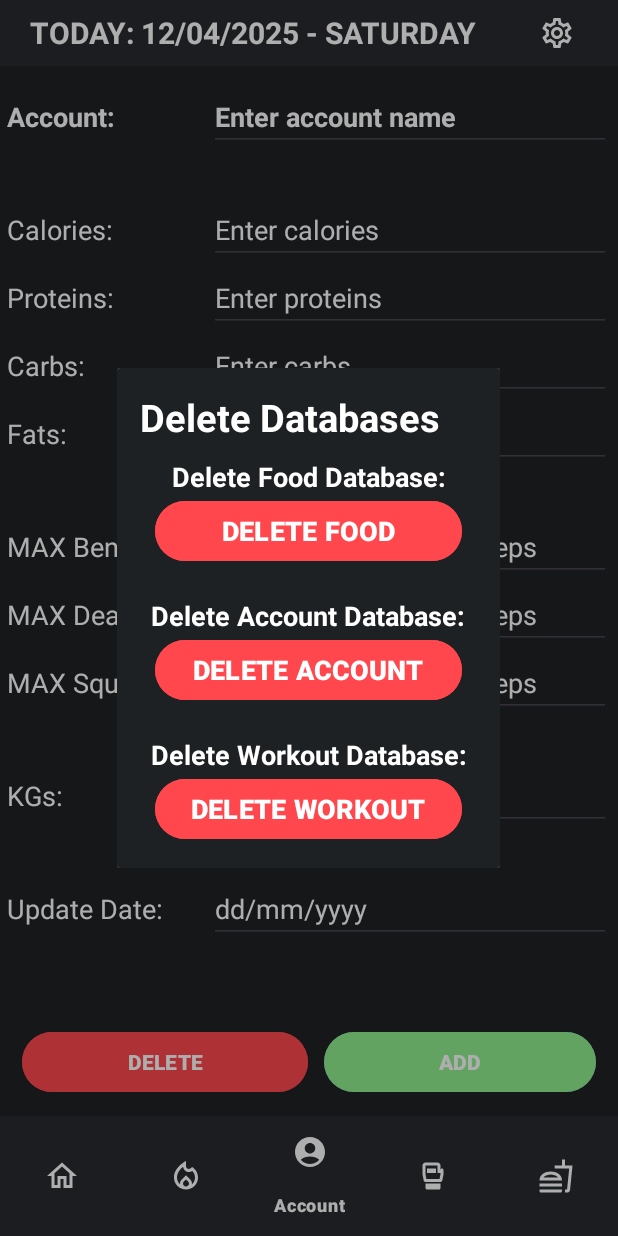
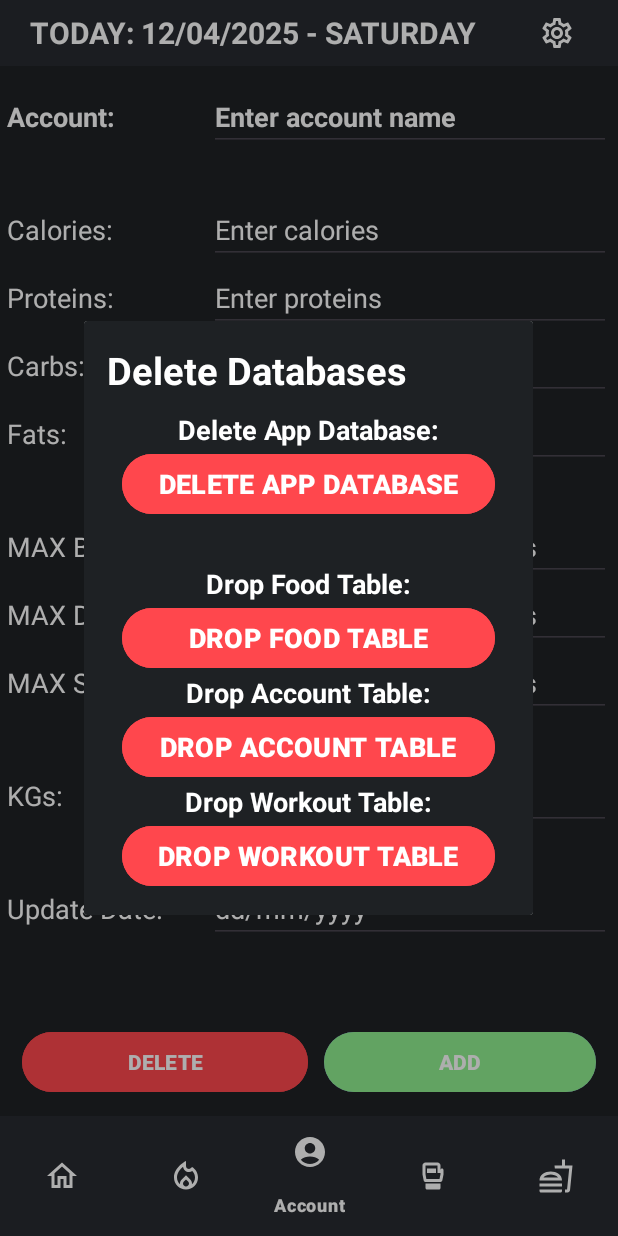
Before and after one commit to fajni/Personal-Workout-App, an Android app: the fragment SettingsPopUpFragment placed in its activity, item 3 of the bottom bar chosen, on a phone screen of 412 x 824 dp. Run offline under Robolectric (Android 15) with nearby library versions, the phone set to English and light mode, and no system bars; our stand-ins replace Room's generated code.

Commit message:
Only 1 Database FoodDatabase, AccountDatabase, WorkoutDatabase implemented in AppDatabase

```diff
--- a/app/src/main/java/com/example/myapplication/data/database/AccountDatabase.kt
+++ /dev/null
@@ -1,59 +0,0 @@
-package com.example.myapplication.data.database
-
-import android.content.Context
-import androidx.room.Database
-import androidx.room.Room
-import androidx.room.RoomDatabase
-import com.example.myapplication.data.dao.AccountDAO
-import com.example.myapplication.data.models.AccountData
-
-/*
-
-    DATABASE CONNECTION
-
-    Contains the database holder and serves as the main
-    access point for the underlying connection to your
-    app's persisted, relational data.
-
-*/
-
-@Database(entities = [AccountData::class], version = 1, exportSchema = false)
-abstract class AccountDatabase : RoomDatabase(){
-
-    abstract fun accountDAO(): AccountDAO
-
-    // companion object is visible to other objects
-    /*
-        AccountDatabase will be Singleton class,
-        Only 1 instance will be created
-    */
-    companion object {
-
-        @Volatile // other threads can see the instance
-        private var INSTANCE: AccountDatabase? = null
-
-        fun getDatabase(context: Context): AccountDatabase {
-
-            val tempInstance = INSTANCE
-
-            if(tempInstance != null)
-                return tempInstance
-
-            synchronized(this) {
-                val dbInstance = Room.databaseBuilder(
-                    context.applicationContext,
-                    AccountDatabase::class.java,
-                    "AccountDatabase"
-                )
-                    .fallbackToDestructiveMigration()
-                    .build()
-
-                INSTANCE = dbInstance
-                return dbInstance
-            }
-
-        }
-
-    }
-
-}
--- a/app/src/main/java/com/example/myapplication/data/database/WorkoutDatabase.kt
+++ b/app/src/main/java/com/example/myapplication/data/database/AppDatabase.kt
@@ -4,8 +4,10 @@ import android.content.Context
 import androidx.room.Database
 import androidx.room.Room
 import androidx.room.RoomDatabase
+import com.example.myapplication.data.dao.AccountDAO
+import com.example.myapplication.data.dao.FoodDAO
 import com.example.myapplication.data.dao.WorkoutDAO
-import com.example.myapplication.data.models.WorkoutData
+import com.example.myapplication.data.models.*
 
 /*
 
@@ -17,22 +19,24 @@ import com.example.myapplication.data.models.WorkoutData
 
 */
 
-@Database(entities = [WorkoutData::class], version = 1, exportSchema = false)
-abstract class WorkoutDatabase : RoomDatabase() {
+@Database(entities = [FoodData::class, AccountData::class, WorkoutData::class], version = 1, exportSchema = false)
+abstract class AppDatabase : RoomDatabase() {
 
-    abstract fun workoutDao(): WorkoutDAO
+    abstract fun foodDAO(): FoodDAO
+    abstract fun accountDAO(): AccountDAO
+    abstract fun workoutDAO(): WorkoutDAO
 
     // companion object is visible to other objects
     /*
-        FoodDatabase will be Singleton class,
+        AppDatabase will be Singleton class,
         Only 1 instance will be created
     */
     companion object {
 
         @Volatile // other threads can see the instance
-        private var INSTANCE: WorkoutDatabase? = null
+        private var INSTANCE: AppDatabase? = null
 
-        fun getDatabase(context: Context): WorkoutDatabase {
+        fun getDatabase(context: Context): AppDatabase {
 
             val tempInstance = INSTANCE
 
@@ -42,8 +46,8 @@ abstract class WorkoutDatabase : RoomDatabase() {
             synchronized(this) {
                 val dbInstance = Room.databaseBuilder(
                     context.applicationContext,
-                    WorkoutDatabase::class.java,
-                    "WorkoutDatabase"
+                    AppDatabase::class.java,
+                    "AppDatabase"
                 )
                     .fallbackToDestructiveMigration()
                     .build()
@@ -53,5 +57,4 @@ abstract class WorkoutDatabase : RoomDatabase() {
             }
         }
     }
-
 }
--- a/app/src/main/java/com/example/myapplication/data/database/FoodDatabase.kt
+++ /dev/null
@@ -1,57 +0,0 @@
-package com.example.myapplication.data.database
-
-import android.content.Context
-import androidx.room.Database
-import androidx.room.Room
-import androidx.room.RoomDatabase
-import com.example.myapplication.data.dao.FoodDAO
-import com.example.myapplication.data.models.FoodData
-
-/*
-
-    DATABASE CONNECTION
-
-    Contains the database holder and serves as the main
-    access point for the underlying connection to your
-    app's persisted, relational data.
-
-*/
-
-@Database(entities = [FoodData::class], version = 1, exportSchema = false)
-abstract class FoodDatabase : RoomDatabase() {
-
-    abstract fun foodDao(): FoodDAO
-
-    // companion object is visible to other objects
-    /*
-        FoodDatabase will be Singleton class,
-        Only 1 instance will be created
-    */
-    companion object{
-
-        @Volatile // other threads can see the instance
-        private var INSTANCE: FoodDatabase? = null
-
-        fun getDatabase(context: Context): FoodDatabase {
-
-            val tempInstance = INSTANCE
-
-            if(tempInstance != null)
-                return tempInstance
-
-            synchronized(this){
-                val dbInstance = Room.databaseBuilder(
-                    context.applicationContext,
-                    FoodDatabase::class.java,
-                    "FoodDatabase"
-                )
-                    .fallbackToDestructiveMigration()
-                    .build()
-
-                INSTANCE = dbInstance
-                return dbInstance
-            }
-        }
-    }
-
-}
--- a/app/src/main/java/com/example/myapplication/data/viewmodel/AccountViewModel.kt
+++ b/app/src/main/java/com/example/myapplication/data/viewmodel/AccountViewModel.kt
@@ -4,7 +4,7 @@ import android.app.Application
 import androidx.lifecycle.AndroidViewModel
 import androidx.lifecycle.LiveData
 import androidx.lifecycle.viewModelScope
-import com.example.myapplication.data.database.AccountDatabase
+import com.example.myapplication.data.database.AppDatabase
 import com.example.myapplication.data.models.AccountData
 import com.example.myapplication.data.repository.AccountRepository
 import kotlinx.coroutines.Dispatchers
@@ -26,7 +26,7 @@ class AccountViewModel(application: Application) : AndroidViewModel(application)
     public val readAccount: LiveData<AccountData?>
 
     init {
-        val accountDAO = AccountDatabase.getDatabase(application).accountDAO()
+        val accountDAO = AppDatabase.getDatabase(application).accountDAO()
 
         repository = AccountRepository(accountDAO)
         readAccount = repository.readAccount
--- a/app/src/main/java/com/example/myapplication/data/viewmodel/FoodViewModel.kt
+++ b/app/src/main/java/com/example/myapplication/data/viewmodel/FoodViewModel.kt
@@ -4,7 +4,7 @@ import android.app.Application
 import androidx.lifecycle.AndroidViewModel
 import androidx.lifecycle.LiveData
 import androidx.lifecycle.viewModelScope
-import com.example.myapplication.data.database.FoodDatabase
+import com.example.myapplication.data.database.AppDatabase
 import com.example.myapplication.data.models.FoodData
 import com.example.myapplication.data.repository.FoodRepository
 import kotlinx.coroutines.Dispatchers
@@ -28,7 +28,7 @@ class FoodViewModel(application: Application): AndroidViewModel(application) {
     // init block will always execute first when user ViewModel is called!
     init {
 
-        val foodDAO = FoodDatabase.getDatabase(application).foodDao()
+        val foodDAO = AppDatabase.getDatabase(application).foodDAO()
         repository = FoodRepository(foodDAO)
         readAllData = repository.readAllData
     }
--- a/app/src/main/java/com/example/myapplication/data/viewmodel/WorkoutViewModel.kt
+++ b/app/src/main/java/com/example/myapplication/data/viewmodel/WorkoutViewModel.kt
@@ -4,7 +4,7 @@ import android.app.Application
 import androidx.lifecycle.AndroidViewModel
 import androidx.lifecycle.LiveData
 import androidx.lifecycle.viewModelScope
-import com.example.myapplication.data.database.WorkoutDatabase
+import com.example.myapplication.data.database.AppDatabase
 import com.example.myapplication.data.models.WorkoutData
 import com.example.myapplication.data.repository.WorkoutRepository
 import kotlinx.coroutines.Dispatchers
@@ -28,7 +28,7 @@ class WorkoutViewModel(application: Application): AndroidViewModel(application)
     // init block will always execute first when user ViewModel is called!
     init {
 
-        val workoutDao = WorkoutDatabase.getDatabase(application).workoutDao()
+        val workoutDao = AppDatabase.getDatabase(application).workoutDAO()
         repository = WorkoutRepository(workoutDao)
         readWorkouts = repository.readWorkouts
     }
--- a/app/src/main/java/com/example/myapplication/fragments/AccountFragment.kt
+++ b/app/src/main/java/com/example/myapplication/fragments/AccountFragment.kt
@@ -187,11 +187,6 @@ class AccountFragment : Fragment() {
 
     private fun deleteAccount(account: AccountData) {
 
-        if(account == null) {
-            Toast.makeText(context, "Cannot delete null account!", Toast.LENGTH_SHORT).show()
-            return
-        }
-
         val builder = AlertDialog.Builder(context)
         val positiveSpan = SpannableString("Yes").apply { setSpan(ForegroundColorSpan(Color.GREEN), 0, "Yes".length, Spanned.SPAN_EXCLUSIVE_EXCLUSIVE) }
         val negativeSpan = SpannableString("No").apply { setSpan(ForegroundColorSpan(Color.RED), 0, "No".length, Spanned.SPAN_EXCLUSIVE_EXCLUSIVE) }
--- a/app/src/main/res/layout/fragment_settings_pop_up.xml
+++ b/app/src/main/res/layout/fragment_settings_pop_up.xml
@@ -49,7 +49,7 @@
             >
 
             <LinearLayout
-                android:id="@+id/linearLayoutFoodDatabase"
+                android:id="@+id/linearLayoutAppDatabase"
 
                 android:layout_width="match_parent"
                 android:layout_height="wrap_content"
@@ -67,7 +67,7 @@
                     android:layout_width="match_parent"
                     android:layout_height="wrap_content"
 
-                    android:text="Delete Food Database:"
+                    android:text="Delete App Database:"
                     android:textStyle="bold"
                     android:textColor="@color/white"
                     android:textSize="18sp"
@@ -77,12 +77,12 @@
                     />
 
                 <Button
-                    android:id="@+id/btnDeleteFoodDatabase"
+                    android:id="@+id/btnDeleteAppDatabase"
 
                     android:layout_width="match_parent"
                     android:layout_height="wrap_content"
 
-                    android:text="DELETE FOOD"
+                    android:text="DELETE APP DATABASE"
                     android:textStyle="bold"
                     android:textColor="@color/white"
                     android:textSize="18sp"
@@ -97,45 +97,47 @@
             </LinearLayout>
 
             <LinearLayout
-                android:id="@+id/linearLayoutAccountDatabase"
+                android:id="@+id/linearLayoutFoodTable"
 
                 android:layout_width="match_parent"
                 android:layout_height="wrap_content"
 
                 android:orientation="vertical"
 
-                app:layout_constraintTop_toBottomOf="@id/linearLayoutFoodDatabase"
+                app:layout_constraintTop_toTopOf="parent"
+                app:layout_constraintRight_toRightOf="parent"
+                app:layout_constraintLeft_toLeftOf="parent"
 
-                android:layout_marginTop="20sp"
+                android:layout_marginTop="30sp"
                 >
 
                 <TextView
                     android:layout_width="match_parent"
                     android:layout_height="wrap_content"
 
-                    android:text="Delete Account Database:"
+                    android:text="Drop Food Table:"
                     android:textStyle="bold"
                     android:textColor="@color/white"
                     android:textSize="18sp"
                     android:textAlignment="center"
 
-                    android:layout_weight="1"
+                    android:layout_weight="0"
                     />
 
                 <Button
-                    android:id="@+id/btnDeleteAccountDatabase"
+                    android:id="@+id/btnDropFoodTable"
 
                     android:layout_width="match_parent"
                     android:layout_height="wrap_content"
 
-                    android:text="DELETE ACCOUNT"
+                    android:text="DROP FOOD TABLE"
                     android:textStyle="bold"
                     android:textColor="@color/white"
                     android:textSize="18sp"
 
                     android:layout_marginHorizontal="10sp"
 
-                    android:layout_weight="2"
+                    android:layout_weight="0"
 
                     android:backgroundTint="@color/red"
                     />
@@ -143,46 +145,100 @@
             </LinearLayout>
 
             <LinearLayout
+                android:id="@+id/linearLayoutAccountTable"
+
                 android:layout_width="match_parent"
                 android:layout_height="wrap_content"
 
                 android:orientation="vertical"
 
-                app:layout_constraintTop_toBottomOf="@id/linearLayoutAccountDatabase"
+                app:layout_constraintTop_toTopOf="parent"
+                app:layout_constraintRight_toRightOf="parent"
+                app:layout_constraintLeft_toLeftOf="parent"
 
-                android:layout_marginTop="20sp"
+                android:layout_marginTop="0sp"
                 >
 
                 <TextView
                     android:layout_width="match_parent"
                     android:layout_height="wrap_content"
 
-                    android:text="Delete Workout Database:"
+                    android:text="Drop Account Table:"
                     android:textStyle="bold"
                     android:textColor="@color/white"
                     android:textSize="18sp"
                     android:textAlignment="center"
+
+                    android:layout_weight="0"
                     />
 
                 <Button
-                    android:id="@+id/btnDeleteWorkoutDatabase"
+                    android:id="@+id/btnDropAccountTable"
 
                     android:layout_width="match_parent"
                     android:layout_height="wrap_content"
 
-                    android:text="DELETE WORKOUT"
+                    android:text="DROP ACCOUNT TABLE"
                     android:textStyle="bold"
                     android:textColor="@color/white"
                     android:textSize="18sp"
 
                     android:layout_marginHorizontal="10sp"
 
+                    android:layout_weight="0"
+
                     android:backgroundTint="@color/red"
                     />
 
             </LinearLayout>
 
+            <LinearLayout
+                android:id="@+id/linearLayoutWorkoutTable"
 
+                android:layout_width="match_parent"
+                android:layout_height="wrap_content"
+
+                android:orientation="vertical"
+
+                app:layout_constraintTop_toTopOf="parent"
+                app:layout_constraintRight_toRightOf="parent"
+                app:layout_constraintLeft_toLeftOf="parent"
+
+                android:layout_marginTop="0sp"
+                >
+
+                <TextView
+                    android:layout_width="match_parent"
+                    android:layout_height="wrap_content"
+
+                    android:text="Drop Workout Table:"
+                    android:textStyle="bold"
+                    android:textColor="@color/white"
+                    android:textSize="18sp"
+                    android:textAlignment="center"
+
+                    android:layout_weight="0"
+                    />
+
+                <Button
+                    android:id="@+id/btnDropWorkoutTable"
+
+                    android:layout_width="match_parent"
+                    android:layout_height="wrap_content"
+
+                    android:text="DROP WORKOUT TABLE"
+                    android:textStyle="bold"
+                    android:textColor="@color/white"
+                    android:textSize="18sp"
+
+                    android:layout_marginHorizontal="10sp"
+
+                    android:layout_weight="0"
+
+                    android:backgroundTint="@color/red"
+                    />
+
+            </LinearLayout>
 
         </LinearLayout>
     </ScrollView>
```
Also changed, not shown: app/src/main/java/com/example/myapplication/data/models/meals/IngredientData.kt (added, +29 -0 lines), app/src/main/java/com/example/myapplication/data/models/meals/MealData.kt (added, +32 -0 lines), app/src/main/java/com/example/myapplication/fragments/SettingsPopUpFragment.kt (+59 -32 lines), 1 other file.
